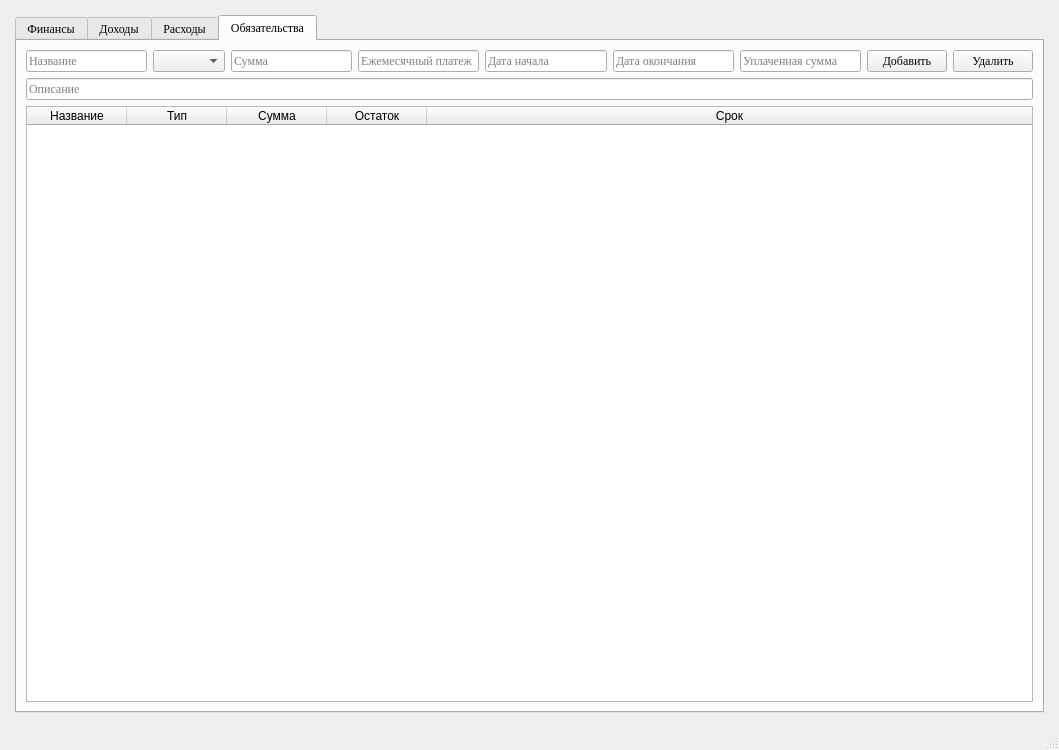
First picture: the form in Views/main_window.ui, repository DmProkofiev/PyFinancialManager, before the edit.
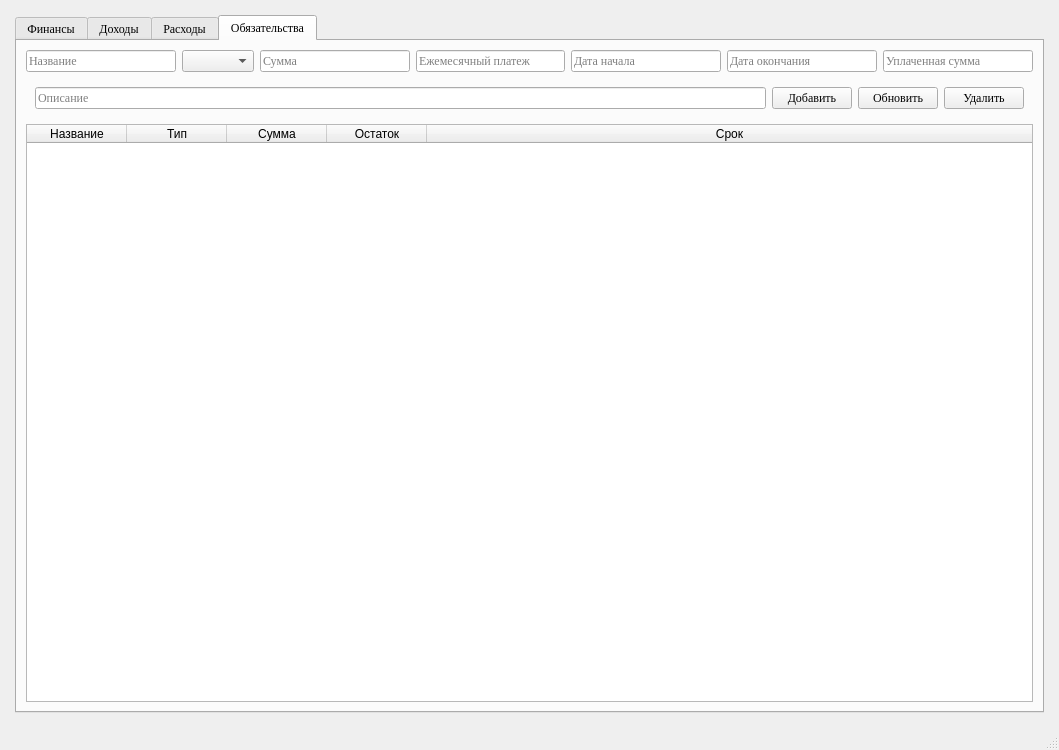
Second picture: the form after the edit. The open tabs and pages were chosen to show the change. Icons and pictures are not drawn.

Diff of the .ui file:
```diff
--- a/Views/main_window.ui
+++ b/Views/main_window.ui
@@ -561,6 +561,21 @@
             </property>
            </widget>
           </item>
+         </layout>
+        </item>
+        <item>
+         <layout class="QVBoxLayout" name="verticalLayout_10"/>
+        </item>
+        <item>
+         <widget class="QWidget" name="horizontalWidget" native="true">
+          <layout class="QHBoxLayout" name="horizontalLayout">
+           <item>
+            <widget class="QLineEdit" name="lineEditObligationDesc">
+             <property name="placeholderText">
+              <string>Описание</string>
+             </property>
+            </widget>
+           </item>
           <item>
            <widget class="QPushButton" name="btnAddObligation">
             <property name="text">
@@ -568,6 +583,13 @@
             </property>
            </widget>
           </item>
+           <item>
+            <widget class="QPushButton" name="btnUpdateObligation">
+             <property name="text">
+              <string>Обновить</string>
+             </property>
+            </widget>
+           </item>
           <item>
            <widget class="QPushButton" name="btnDeleteObligation">
             <property name="text">
@@ -576,15 +598,6 @@
            </widget>
           </item>
          </layout>
-        </item>
-        <item>
-         <layout class="QVBoxLayout" name="verticalLayout_10"/>
-        </item>
-        <item>
-         <widget class="QLineEdit" name="lineEditObligationDesc">
-          <property name="placeholderText">
-           <string>Описание</string>
-          </property>
          </widget>
         </item>
         <item>
```
Left out of the diff: 16 changed lines with no effect on the pictures. Lines whose indentation alone changed are shown as unchanged.
